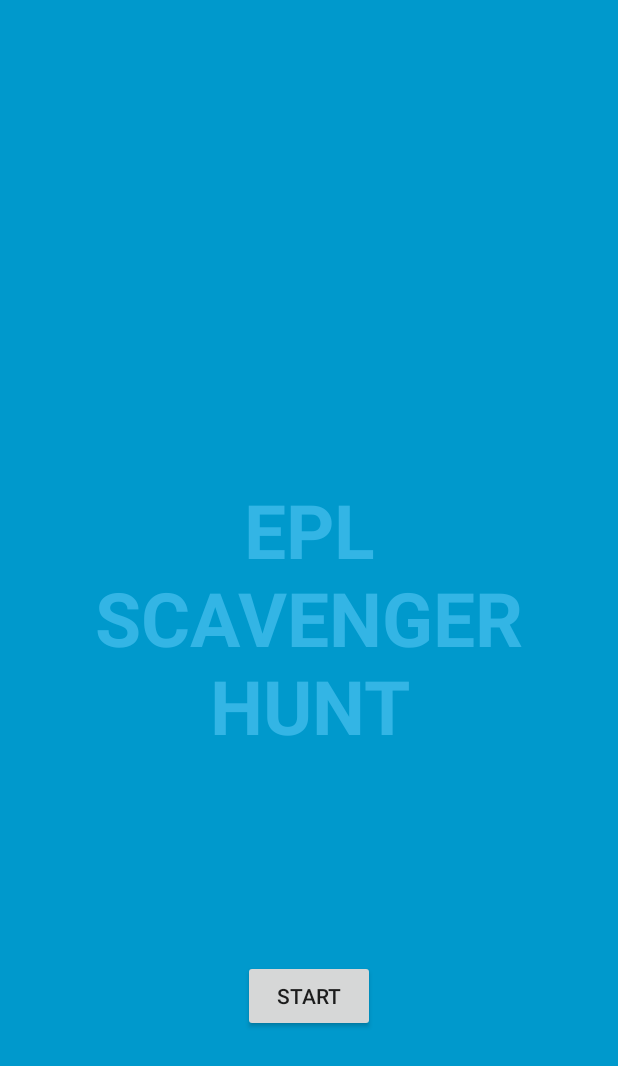
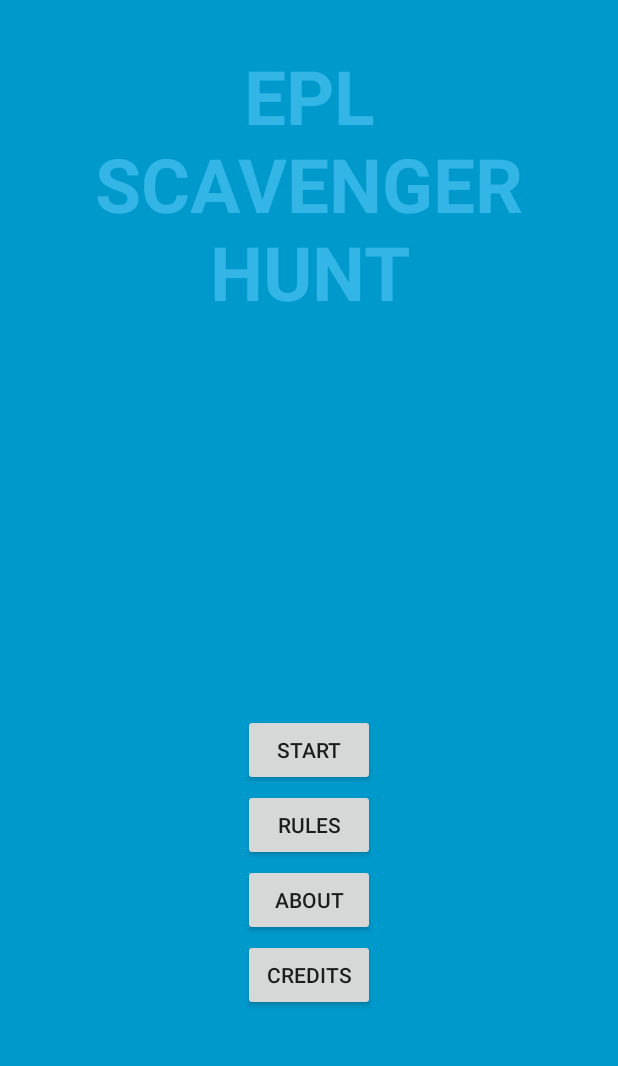
Before and after one commit to yuenj/EPLScavengerHunt, an Android app: the screen it shows after launch (TitleActivity), on a phone screen of 412 x 824 dp. Shown: the top 1066 px of the screen. Run offline under Robolectric (Android 15) with nearby library versions, the phone set to English and light mode, and no system bars; our stand-ins replace Dagger/Hilt's generated code.

Commit message:
Basic Button Functionality

```diff
--- a/app/build.gradle
+++ b/app/build.gradle
@@ -25,18 +25,18 @@ dependencies {
     androidTestCompile('com.android.support.test.espresso:espresso-core:2.2.2', {
         exclude group: 'com.android.support', module: 'support-annotations'
     })
-    androidTestCompile 'com.google.code.findbugs:jsr305:3.0.1'
+
+    // Dependency Injection
     compile 'com.android.support:design:26.+'
     compile 'com.android.support:support-v4:26.+'
     compile 'com.android.support:appcompat-v7:26.+'
     compile 'com.android.support.constraint:constraint-layout:1.0.2'
     compile 'com.estimote:sdk:1.3.0'
+    compile 'com.google.dagger:dagger-android:2.11'
+    compile 'com.google.dagger:dagger-android-support:2.11'
     testCompile 'junit:junit:4.12'
     testCompile 'org.mockito:mockito-core:2.10.0'
-
-    // Dependency Injection
-    compile 'com.google.dagger:dagger-android:2.11'
-    compile 'com.google.dagger:dagger-android-support:2.11'
+    androidTestCompile 'com.google.code.findbugs:jsr305:3.0.1'
     annotationProcessor 'com.google.dagger:dagger-android-processor:2.11'
     annotationProcessor 'com.google.dagger:dagger-compiler:2.11'
 }
--- a/app/src/main/AndroidManifest.xml
+++ b/app/src/main/AndroidManifest.xml
@@ -21,7 +21,10 @@
         <activity android:name=".activity.QuestionActivity" />
         <activity android:name=".activity.LocationActivity" />
         <activity android:name=".activity.CongratulationsActivity" />
-        <activity android:name=".activity.ResultsActivity"></activity>
+        <activity android:name=".activity.ResultsActivity" />
+        <activity android:name=".activity.RulesActivity" />
+        <activity android:name=".activity.AboutActivity" />
+        <activity android:name=".activity.CreditsActivity"></activity>
     </application>
 
 </manifest>
--- a/app/src/main/java/com/cmput401f17/eplscavengerhunt/activity/QuestionActivity.java
+++ b/app/src/main/java/com/cmput401f17/eplscavengerhunt/activity/QuestionActivity.java
@@ -31,6 +31,7 @@ public class QuestionActivity extends AppCompatActivity {
 
     public QuestionActivity() {
         qController = new QuestionController();
+        //TODO should grab current question from question controller.
         currentQuestion = new Question();
     }
 
@@ -177,6 +178,15 @@ public class QuestionActivity extends AppCompatActivity {
     }
 
     /**
+     * Intent to next activity.
+     * If the game is over this is the ConngratulationsActivity
+     * If the game is not over , this is the next zone.
+     */
+
+    private void ToNextActivity(){}
+
+
+    /**
      * Choose which view to display
      * Gets the current question and all info to display the question on user interface
      *
@@ -197,7 +207,7 @@ public class QuestionActivity extends AppCompatActivity {
         skipButton.setOnClickListener(new View.OnClickListener() {
             public void onClick(View v) {
                 Toast.makeText(v.getContext(), "Question skipped", Toast.LENGTH_SHORT).show();
-                //qController.skip();
+                qController.skip(currentQuestion);
             }
         });
 
--- a/app/src/main/java/com/cmput401f17/eplscavengerhunt/activity/TitleActivity.java
+++ b/app/src/main/java/com/cmput401f17/eplscavengerhunt/activity/TitleActivity.java
@@ -16,13 +16,42 @@ public class TitleActivity extends AppCompatActivity {
         super.onCreate(savedInstanceState);
         setContentView(R.layout.activity_title);
         Button startButton = (Button) findViewById(R.id.title_start_button);
+        Button rulesButton = (Button) findViewById(R.id.title_rules_button);
+        Button aboutButton = (Button) findViewById(R.id.title_about_button);
+        Button creditsButton = (Button) findViewById(R.id.title_credits_button);
 
         startButton.setOnClickListener(new View.OnClickListener() {
             public void onClick(View v) {
                 Log.d("TitleActivity", "start button pressed");
                 Intent intent = new Intent(TitleActivity.this, DebugActivity.class);
                 startActivity(intent);
+                // TODO functionality for starting a game
             }
         });
+
+        rulesButton.setOnClickListener(new View.OnClickListener() {
+            public void onClick(View v) {
+                Log.d("TitleActivity", "rules button pressed");
+                Intent intent = new Intent(TitleActivity.this, RulesActivity.class);
+                startActivity(intent);
+            }
+        });
+
+        aboutButton.setOnClickListener(new View.OnClickListener() {
+            public void onClick(View v) {
+                Log.d("TitleActivity", "about button pressed");
+                Intent intent = new Intent(TitleActivity.this, AboutActivity.class);
+                startActivity(intent);
+            }
+        });
+
+        creditsButton.setOnClickListener(new View.OnClickListener() {
+            public void onClick(View v) {
+                Log.d("TitleActivity", "credits button pressed");
+                Intent intent = new Intent(TitleActivity.this, CreditsActivity.class);
+                startActivity(intent);
+            }
+        });
+
     }
 }
--- a/app/src/main/res/layout/activity_title.xml
+++ b/app/src/main/res/layout/activity_title.xml
@@ -8,7 +8,8 @@
         android:id="@+id/title_text_view"
         android:layout_width="match_parent"
         android:layout_height="match_parent"
-        android:gravity="center"
+        android:gravity="center|top"
+        android:layout_marginTop="30dp"
         android:keepScreenOn="true"
         android:text="@string/title_text"
         android:textColor="#33b5e5"
@@ -21,8 +22,35 @@
         android:layout_width="wrap_content"
         android:layout_height="wrap_content"
         android:layout_weight="1"
-        android:text="@string/start_text"
-        android:layout_marginBottom="136dp"
+        android:text="@string/start_button_text"
+        android:layout_marginBottom="300dp"
+        android:layout_alignParentBottom="true"
+        android:layout_centerHorizontal="true" />
+    <Button
+        android:id="@+id/title_rules_button"
+        android:layout_width="wrap_content"
+        android:layout_height="wrap_content"
+        android:layout_weight="1"
+        android:text="@string/rules_button_text"
+        android:layout_marginBottom="250dp"
+        android:layout_alignParentBottom="true"
+        android:layout_centerHorizontal="true" />
+    <Button
+        android:id="@+id/title_about_button"
+        android:layout_width="wrap_content"
+        android:layout_height="wrap_content"
+        android:layout_weight="1"
+        android:text="@string/about_button_text"
+        android:layout_marginBottom="200dp"
+        android:layout_alignParentBottom="true"
+        android:layout_centerHorizontal="true" />
+    <Button
+        android:id="@+id/title_credits_button"
+        android:layout_width="wrap_content"
+        android:layout_height="wrap_content"
+        android:layout_weight="1"
+        android:text="@string/credits_button_text"
+        android:layout_marginBottom="150dp"
         android:layout_alignParentBottom="true"
         android:layout_centerHorizontal="true" />
 
--- a/app/src/main/res/values/strings.xml
+++ b/app/src/main/res/values/strings.xml
@@ -1,7 +1,11 @@
 <resources>
     <string name="app_name">EPLScavengerHunt</string>
 
-    <string name="start_text">START</string>
+    <string name="start_button_text">START</string>
+    <string name="rules_button_text">RULES</string>
+    <string name="about_button_text">ABOUT</string>
+    <string name="credits_button_text">CREDITS</string>
+
     <string name="title_text">EPL\nSCAVENGER HUNT</string>
     <string name="goto_LocationActivity_text">goto LocationActivity</string>
     <string name="goto_QuestionActivity_text">goto QuestionActivity</string>
@@ -12,6 +16,4 @@
     <string name="submit">Submit</string>
 
 
-
-
 </resources>
```
